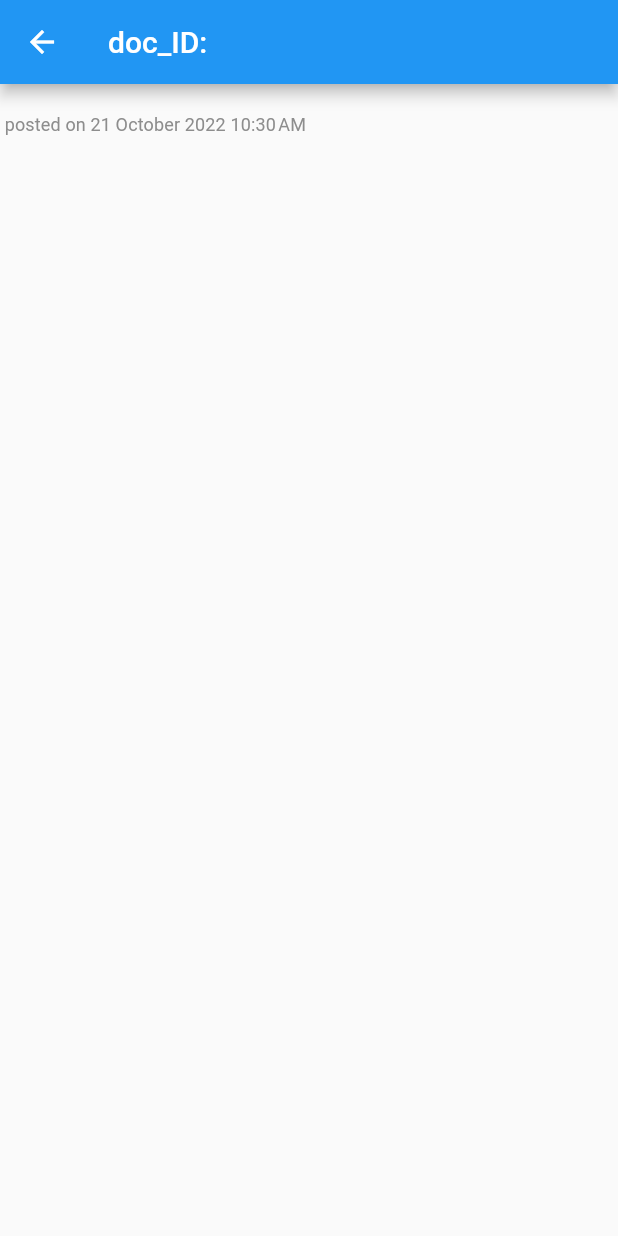
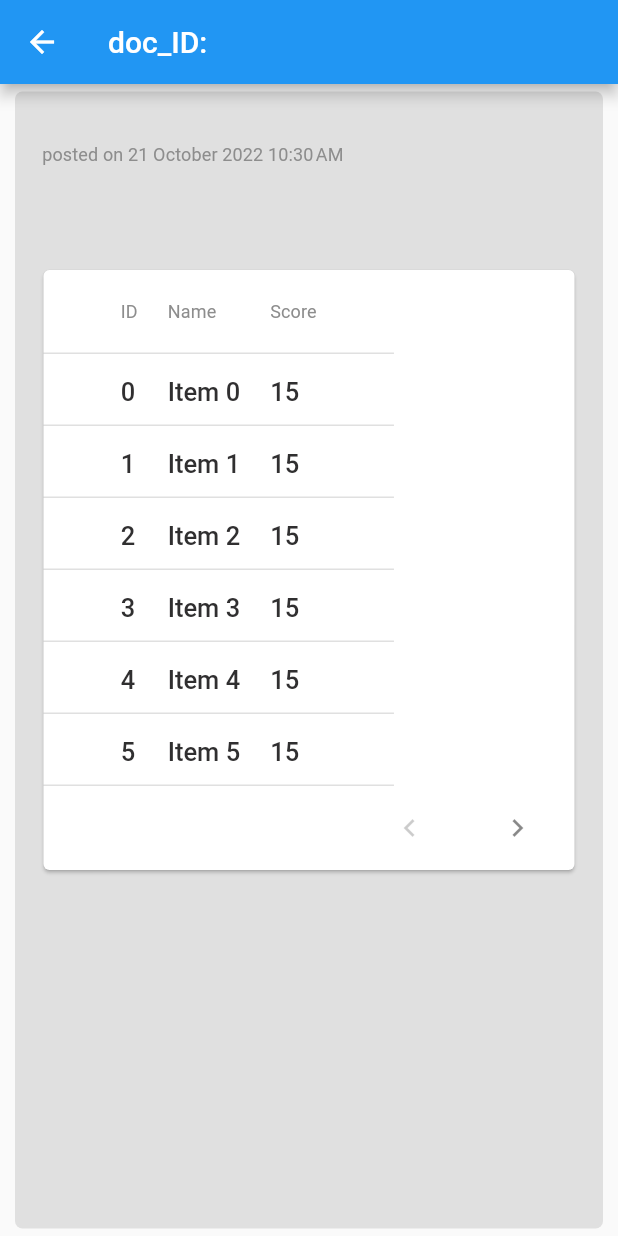
Before and after one commit to Nizar-Sweiss/Semi-Final-Lab, a Flutter app: the NewsFeedFullScreen screen opened directly with empty values, on a phone screen of 412 x 824 dp. Run offline on Flutter 3.47's test engine with Material 2 defaults, Android fonts, the phone set to English and light mode, and no system bars; our stand-ins replace carousel_slider, cloud_firestore, firebase_auth, firebase_core, google_sign_in; accounts and stored records are empty; network calls fail.

Commit message:
Update news_feed_fullscreen.dart

```diff
--- a/ltuc_portal/lib/Screens/news_feed_fullscreen.dart
+++ b/ltuc_portal/lib/Screens/news_feed_fullscreen.dart
@@ -1,8 +1,9 @@
 import 'package:cloud_firestore/cloud_firestore.dart';
 import 'package:flutter/material.dart';
 import 'package:ltuc_portal/Widgets/news_feed_widget.dart';
+import 'package:ltuc_portal/utility/students_mark.dart';
 
-class NewsFeedFullScreen extends StatelessWidget {
+class NewsFeedFullScreen extends StatefulWidget {
   // get the image data that was passed from the main page
   final DocumentSnapshot<Object?> snapShot;
   const NewsFeedFullScreen({
@@ -11,14 +12,25 @@ class NewsFeedFullScreen extends StatelessWidget {
   }) : super(key: key);
 
   @override
+  State<NewsFeedFullScreen> createState() => _NewsFeedFullScreenState();
+}
+
+class _NewsFeedFullScreenState extends State<NewsFeedFullScreen> {
+  final DataTableSource _data = Marks();
+  @override
   Widget build(BuildContext context) {
     // ignore: prefer_const_constructors
     return Scaffold(
-      appBar: AppBar(title: Text("doc_ID: ${snapShot.id}")),
-      body: Center(
+      appBar: AppBar(title: Text("doc_ID: ${widget.snapShot.id}")),
+      body: Container(
+        margin: const EdgeInsets.fromLTRB(10, 5, 10, 5),
+        padding: const EdgeInsets.all(15),
+        decoration: BoxDecoration(
+          color: Colors.grey.shade300,
+          borderRadius: BorderRadius.circular(5),
+        ),
         child: Hero(
-          tag: snapShot.id,
-          child: newsData(snapShot, Theme.of(context)),
+          tag: widget.snapShot.id,
           flightShuttleBuilder:
               (flightContext, animation, direction, fromContext, toContext) {
             return const Icon(
@@ -26,6 +38,24 @@ class NewsFeedFullScreen extends StatelessWidget {
               size: 150.0,
             );
           },
+          child: Column(
+            children: [
+              SizedBox(
+                  height: 100,
+                  child: newsData(widget.snapShot, Theme.of(context))),
+              PaginatedDataTable(
+                source: _data,
+                columns: const [
+                  DataColumn(label: Text('ID')),
+                  DataColumn(label: Text('Name')),
+                  DataColumn(label: Text('Score'))
+                ],
+                columnSpacing: 20,
+                horizontalMargin: MediaQuery.of(context).size.width / 8,
+                rowsPerPage: 6,
+              ),
+            ],
+          ),
         ),
       ),
     );
```
